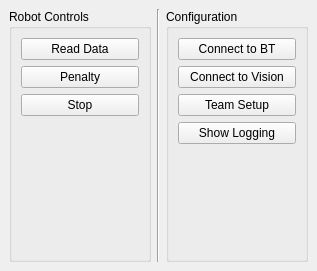
First picture: the form in GUI/mainwindow.ui, repository SSabev/SDPCode, before the edit.
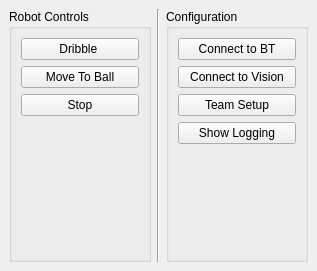
Second picture: the form after the edit. Icons and pictures are not drawn.

The edit to the form file:
```diff
--- a/GUI/mainwindow.ui
+++ b/GUI/mainwindow.ui
@@ -28,14 +28,14 @@
        <item>
         <widget class="QPushButton" name="moveStraightBtn">
          <property name="text">
-          <string>Read Data</string>
+          <string>Dribble </string>
          </property>
         </widget>
        </item>
        <item>
         <widget class="QPushButton" name="penaltyBtn">
          <property name="text">
-          <string>Penalty</string>
+          <string>Move To Ball</string>
          </property>
         </widget>
        </item>
```
Left out of the diff: 4 changed lines with no effect on the pictures.
